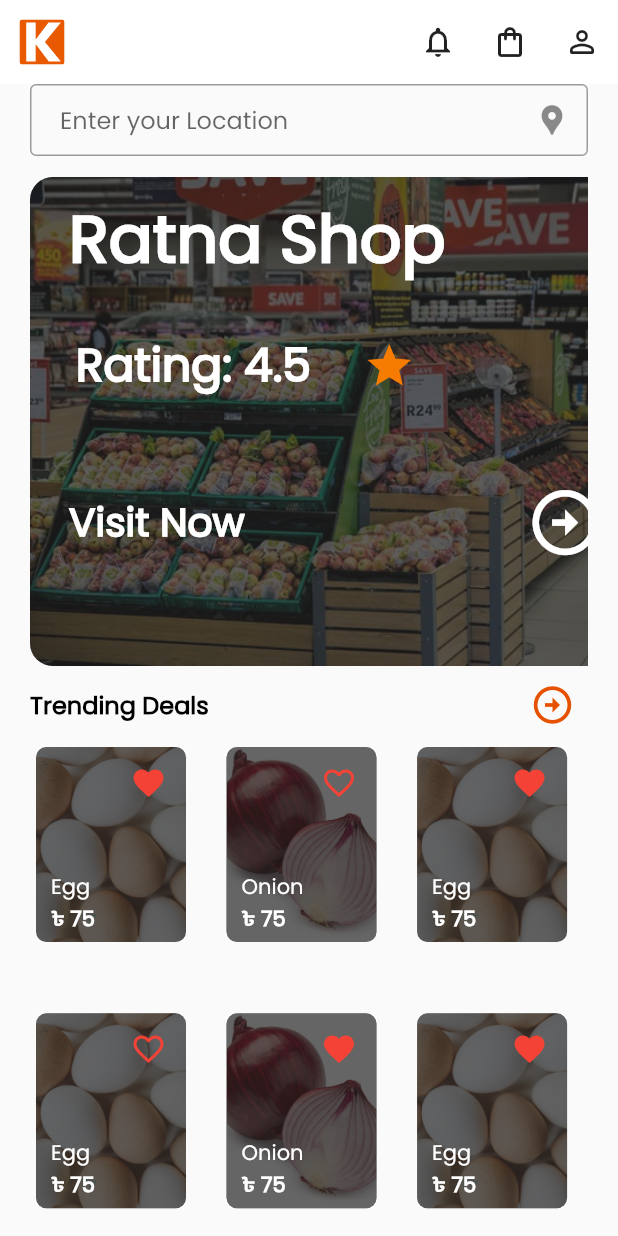
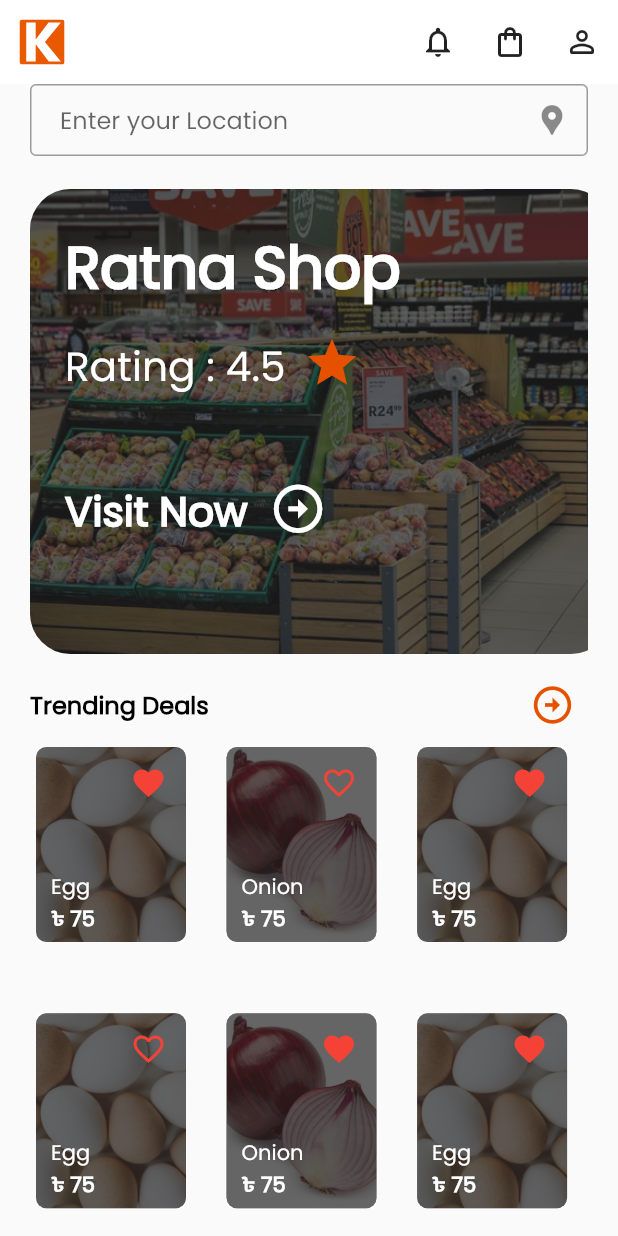
Before and after one commit to tamzid958/kenakata, a Flutter app: the screen it shows after launch, on a phone screen of 412 x 824 dp. Run offline on Flutter 3.47's test engine with Material 2 defaults, Android fonts, the phone set to English and light mode, and no system bars; our stand-ins replace flutter_svg, lottie.

Commit message:
resize _shop_card

```diff
--- a/lib/screens/home/components/shops.dart
+++ b/lib/screens/home/components/shops.dart
@@ -11,20 +11,21 @@ class ShopCard extends StatelessWidget {
   }) : super(key: key);
   @override
   Widget build(BuildContext context) {
-    final double categoryHeight = 150;
+    final double categoryHeight = 80;
     return SingleChildScrollView(
       physics: BouncingScrollPhysics(),
       scrollDirection: Axis.horizontal,
       child: Container(
-        margin: const EdgeInsets.symmetric(vertical: 2),
+        margin: const EdgeInsets.symmetric(vertical: 10),
         child: FittedBox(
           fit: BoxFit.fill,
           alignment: Alignment.topCenter,
           child: Row(
             children: <Widget>[
               Container(
-                width: 200,
-                margin: EdgeInsets.only(right: 20),
+                width: 100,
+                margin: EdgeInsets.only(right: 7),
+                padding: EdgeInsets.only(left: 6, top: 6),
                 height: categoryHeight,
                 decoration: BoxDecoration(
                     image: DecorationImage(
@@ -35,59 +36,58 @@ class ShopCard extends StatelessWidget {
                     ),
                     color: Colors.black87,
                     borderRadius: BorderRadius.all(Radius.circular(7.0))),
-                child: Padding(
-                  padding: const EdgeInsets.only(
-                      top: 4.0, bottom: 4.0, left: 12, right: 12),
                 child: Column(
                   crossAxisAlignment: CrossAxisAlignment.start,
                   children: <Widget>[
                     Text(
                       shop.title,
                       style: TextStyle(
-                            fontSize: 20,
+                          fontSize: 10,
                           color: Colors.white,
                           fontWeight: FontWeight.bold),
                     ),
-                      Padding(
-                        padding: const EdgeInsets.only(left: 2),
-                        child: Row(
+                    SizedBox(height: 4),
+                    Row(
+                        // mainAxisAlignment: MainAxisAlignment.start,
+                        crossAxisAlignment: CrossAxisAlignment.start,
                         children: <Widget>[
                           Text(
-                              "Rating: " + shop.rating.toString(),
+                            "Rating : " + shop.rating.toString(),
                             style: TextStyle(
-                                  fontSize: 14,
+                              fontSize: 7,
                               color: Colors.white,
-                                  fontWeight: FontWeight.bold),
-                            ),
-                            IconButton(
-                                icon: Icon(Icons.star),
-                                color: Colors.orange[700],
-                                iconSize: 16,
-                                onPressed: () {}),
-                          ],
                             ),
                           ),
+                          SizedBox(width: 3),
+                          Icon(
+                            Icons.star,
+                            size: 10,
+                            color: Colors.orange[900],
+                          )
+                        ]),
                     Row(
-                        mainAxisAlignment: MainAxisAlignment.spaceBetween,
+                      mainAxisAlignment: MainAxisAlignment.start,
+                      //crossAxisAlignment: CrossAxisAlignment.stretch,
                       children: <Widget>[
+                        SizedBox(height: 40),
                         Text(
-                            "Visit Now",
+                          "Visit Now  ",
                           style: TextStyle(
-                                fontSize: 12,
+                              fontSize: 7,
                               color: Colors.white,
                               fontWeight: FontWeight.bold),
                         ),
                         RotatedBox(
                           quarterTurns: 1,
-                            child: IconButton(
+                          child: Icon(
+                            Icons.arrow_circle_up,
                             color: Colors.white,
-                                icon: Icon(Icons.arrow_circle_up),
-                                onPressed: () {}),
+                            size: 10,
+                          ),
                         )
                       ],
                     ),
                   ],
-                  ),
                 ),
               ),
             ],
```
Lines whose indentation alone changed are shown as unchanged.
